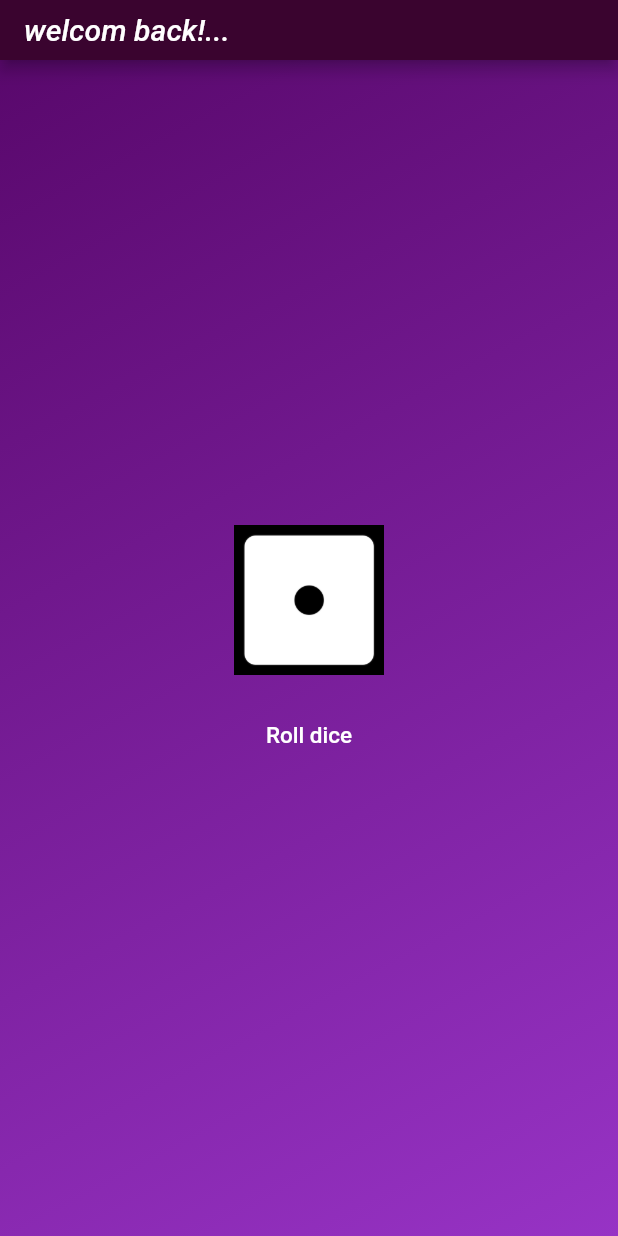
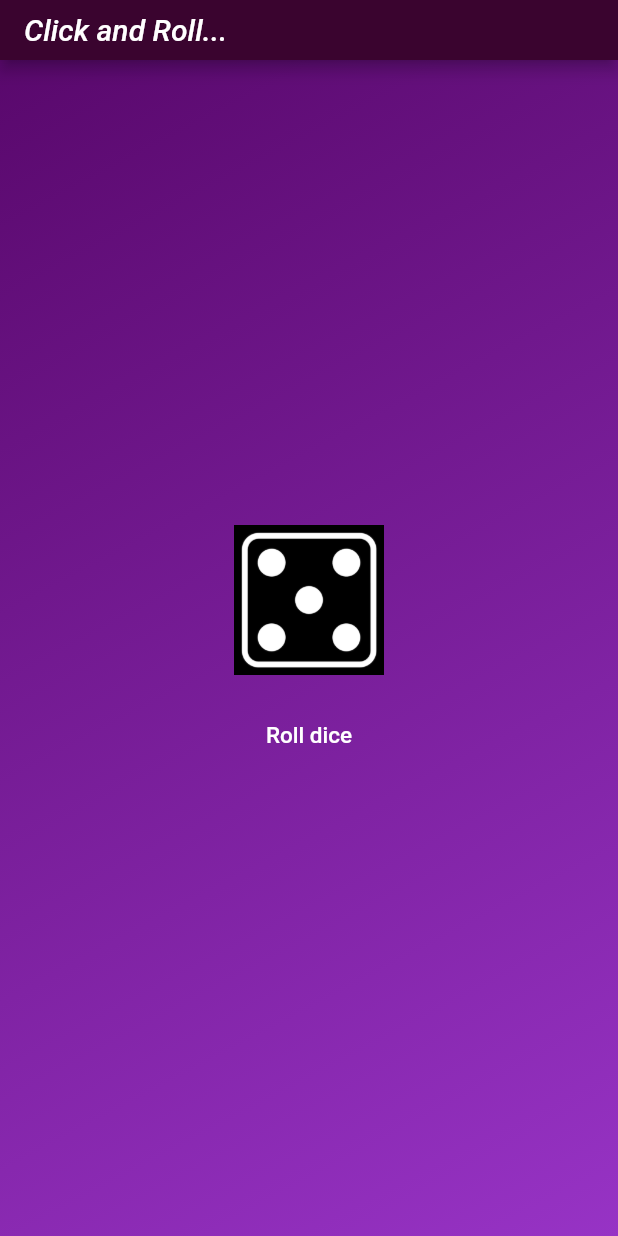
Before and after one commit to akashdevav/Started_Flutter, a Flutter app: the screen it shows after launch, after a tap on "Roll dice", on a phone screen of 412 x 824 dp. Run offline on Flutter 3.47's test engine with Material 2 defaults, Android fonts, the phone set to English and light mode, and no system bars.

Commit message:
first dice app in flutter

```diff
--- a/hello_world/lib/appbar.dart
+++ b/hello_world/lib/appbar.dart
@@ -7,7 +7,7 @@ class AppsBar extends StatelessWidget {
   Widget build(context) {
     return AppBar(backgroundColor:const Color.fromARGB(255, 58, 4, 47),
       title:const Text(
-        'welcom back!...',
+        'Click and Roll...',
         style: TextStyle(
             color: Colors.white, fontSize: 20.0, fontStyle: FontStyle.italic),
       ),
--- a/hello_world/lib/dice_roller.dart
+++ b/hello_world/lib/dice_roller.dart
@@ -1,28 +1,32 @@
 import 'package:flutter/material.dart';
+import 'dart:math';
 
-import 'package:flutter/material.dart';
+//statefulwidget class - 1
+var randamize = Random();
+class DiceRoller extends StatefulWidget {
+  const DiceRoller({super.key});
 
-//statefulwidget class
-class DiceRoller extends StatefulWidget {
-  DiceRoller({super.key});
   @override
   State<DiceRoller> createState(){
     return _DiceRollerState();
   }
 }
 
+//class - 2
 class _DiceRollerState extends State<DiceRoller> {
+  var currdice = 2;
+  void RollDice_btn() {
+    setState(() {
+      currdice = randamize.nextInt(6) + 1;
+    });
+  }
+
   @override
-
-  var diceImage = 'assets/Images/dice-1.png';
-  void RollDice_btn() {
-    diceImage = 'assets/Images/dice-3.png';
-  }
   Widget build(context) {
     return Column(
         mainAxisSize: MainAxisSize.min,
         children: [
-          Image.asset(diceImage, height: 100.0, width: 100.0),
+          Image.asset('assets/Images/dice-$currdice.png', height: 100.0, width: 100.0),
           const Padding(padding: EdgeInsets.all(8.0)),
           TextButton(
               onPressed: RollDice_btn,
--- a/hello_world/lib/gradient_container.dart
+++ b/hello_world/lib/gradient_container.dart
@@ -15,7 +15,7 @@ const alignbottom = Alignment.bottomRight;
 
 class GradientContainer extends StatelessWidget {
   //initiate constructor
-   GradientContainer(this.colors1, this.colors2, {super.key});
+  const GradientContainer(this.colors1, this.colors2, {super.key});
 
 // multiple construction method :-
   // const GradientContainer.purple({super.key})
@@ -33,7 +33,7 @@ class GradientContainer extends StatelessWidget {
       decoration: BoxDecoration(
           gradient: LinearGradient(
               colors: [colors1, colors2], begin: aligntop, end: alignbottom)),
-      child: Center(
+      child:const Center(
           child: DiceRoller()),
     );
   }
--- a/hello_world/lib/main.dart
+++ b/hello_world/lib/main.dart
@@ -5,12 +5,12 @@ import 'package:hello_world/appbar.dart';
 
 void main() {
   runApp(
-     MaterialApp(
+    const MaterialApp(
       home: Scaffold(
         //backgroundColor: Colors.purpleAccent,
-        appBar:  const PreferredSize(preferredSize: Size.fromHeight(40.0), child: AppsBar()) ,
+        appBar:   PreferredSize(preferredSize: Size.fromHeight(40.0), child: AppsBar()) ,
         body:  //GradientContainer.purple()
-        GradientContainer( const Color.fromARGB(255, 89, 8, 108),  const Color.fromARGB(255, 151, 51, 197))
+        GradientContainer(Color.fromARGB(255, 89, 8, 108), Color.fromARGB(255, 151, 51, 197))
       ),
     ),
   );
```
